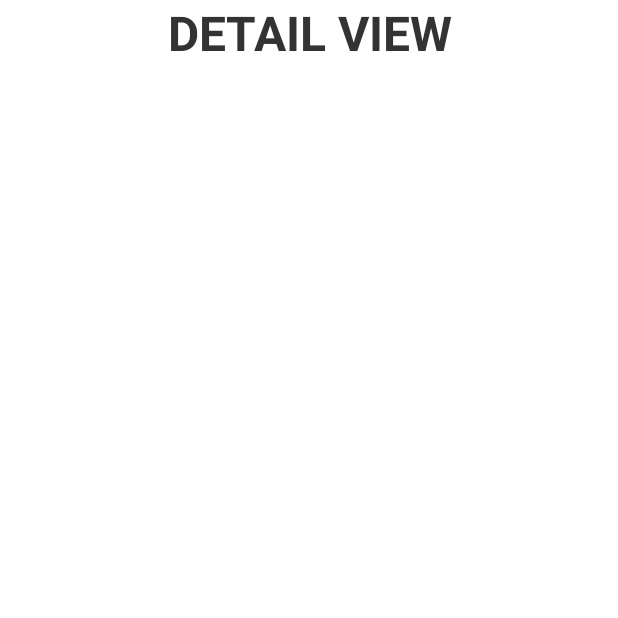
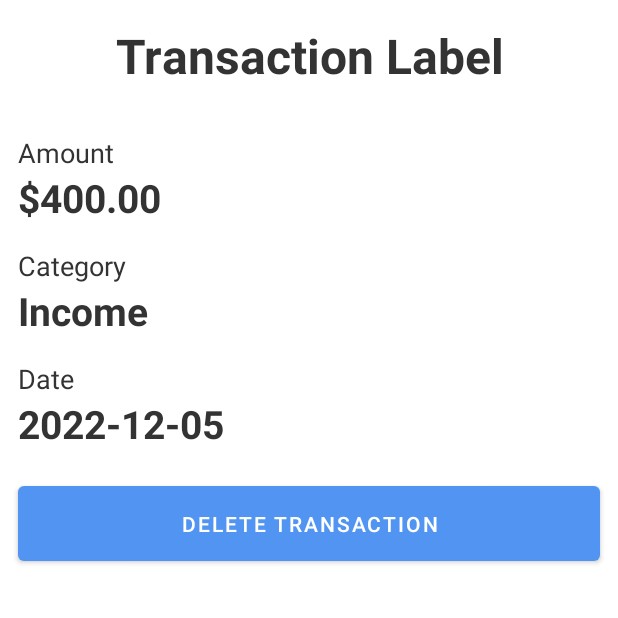
Before and after one commit to bogdanm01/financy, an Android app: the DetailActivity screen opened directly, with no data from a screen before it, on a phone screen of 412 x 824 dp, the top half of it. Run offline under Robolectric (Android 15) with nearby library versions, the phone set to English and light mode, and no system bars; our stand-ins replace Firebase (no records; nobody signed in at launch, a user with empty details on screens opened directly).

Commit message:
Implement detail activity

```diff
--- a/app/src/main/java/com/example/financy/DetailActivity.kt
+++ b/app/src/main/java/com/example/financy/DetailActivity.kt
@@ -1,9 +1,15 @@
 package com.example.financy
 
+import android.content.Intent
 import androidx.appcompat.app.AppCompatActivity
 import android.os.Bundle
 import android.widget.TextView
+import android.widget.Toast
 import com.example.financy.model.Transaction
+import com.google.firebase.database.FirebaseDatabase
+import com.google.firebase.database.ktx.database
+import com.google.firebase.ktx.Firebase
+import kotlinx.android.synthetic.main.activity_detail.*
 import org.w3c.dom.Text
 
 class DetailActivity : AppCompatActivity() {
@@ -12,10 +18,39 @@ class DetailActivity : AppCompatActivity() {
         setContentView(R.layout.activity_detail)
 
         val transaction = intent.getParcelableExtra<Transaction>("transaction")
-        if(transaction != null) {
-            val textView : TextView = findViewById(R.id.test)
 
-            textView.text = transaction.name
+        if(transaction != null) { // set transaction data
+            transactionLabel.text = transaction.name;
+            transactionAmountValue.text = transaction.amount.toString();
+            transactionCategoryValue.text = transaction.category.toString();
+            transactionDateValue.text = formatDate(transaction.date.toString());
+        }
+
+        deleteTransactionBtn.setOnClickListener() {
+//            deleteRecord(transaction?.transactionId!!)
+
+            TransactionRepository.deleteRecord(transaction?.transactionId!!).addOnSuccessListener {
+                Toast.makeText(this, "Transaction Deleted", Toast.LENGTH_SHORT).show()
+                val intent = Intent(this, MainActivity::class.java)
+                startActivity(intent)
+            }
         }
     }
+
+//    private fun deleteRecord(id: String) {
+//        val dbRef = FirebaseDatabase.getInstance().getReference("Transactions").child(id);
+//        val mTask = dbRef.removeValue()
+//
+//        mTask.addOnSuccessListener {
+//            Toast.makeText(this, "Transaction Deleted", Toast.LENGTH_SHORT).show()
+//
+//            val intent = Intent(this, MainActivity::class.java)
+//            startActivity(intent)
+//        }
+//    }
+
+    private fun formatDate(date:String):String {
+        val array = date.split("-")
+        return array.reversed().joinToString(separator = "/")
+    }
 }
--- a/app/src/main/res/layout/activity_detail.xml
+++ b/app/src/main/res/layout/activity_detail.xml
@@ -7,15 +7,110 @@
     tools:context=".DetailActivity">
 
     <TextView
-        android:id="@+id/test"
+        android:id="@+id/transactionLabel"
+        android:layout_marginTop="15dp"
         android:layout_width="match_parent"
         android:layout_height="wrap_content"
-        android:text="DETAIL VIEW"
+        android:text="Transaction Label"
         android:textSize="32sp"
         android:gravity="center"
         android:textColor="#333"
         android:textStyle="bold">
-
     </TextView>
 
+    <LinearLayout
+        android:layout_marginHorizontal="12dp"
+        android:layout_marginTop="15dp"
+        android:id="@+id/transactionAmountLayout"
+        android:layout_width="match_parent"
+        android:layout_height="wrap_content"
+        android:layout_below="@id/transactionLabel"
+
+        android:orientation="vertical">
+        <TextView
+            android:id="@+id/transactionAmountText"
+            android:layout_marginTop="15dp"
+            android:layout_width="match_parent"
+            android:layout_height="wrap_content"
+            android:text="Amount"
+            android:textSize="18sp"
+            android:textColor="#333">
+        </TextView>
+        <TextView
+            android:id="@+id/transactionAmountValue"
+            android:layout_width="match_parent"
+            android:layout_height="wrap_content"
+            android:text="$400.00"
+            android:textSize="26sp"
+            android:textColor="#333"
+            android:textStyle="bold">
+        </TextView>
+    </LinearLayout>
+
+    <LinearLayout
+        android:layout_marginHorizontal="12dp"
+        android:id="@+id/transactionCategoryLayout"
+        android:layout_width="match_parent"
+        android:layout_height="wrap_content"
+        android:layout_below="@id/transactionAmountLayout"
+        android:orientation="vertical">
+        <TextView
+            android:id="@+id/transactionCategoryText"
+            android:layout_marginTop="15dp"
+            android:layout_width="match_parent"
+            android:layout_height="wrap_content"
+            android:text="Category"
+            android:textSize="18sp"
+            android:textColor="#333">
+        </TextView>
+        <TextView
+            android:id="@+id/transactionCategoryValue"
+            android:layout_width="match_parent"
+            android:layout_height="wrap_content"
+            android:text="Income"
+            android:textSize="26sp"
+            android:textColor="#333"
+            android:textStyle="bold">
+        </TextView>
+    </LinearLayout>
+
+    <LinearLayout
+        android:layout_marginHorizontal="12dp"
+        android:id="@+id/transactionDateLayout"
+        android:layout_width="match_parent"
+        android:layout_height="wrap_content"
+        android:layout_below="@id/transactionCategoryLayout"
+        android:orientation="vertical">
+        <TextView
+            android:id="@+id/transactionDateText"
+            android:layout_marginTop="15dp"
+            android:layout_width="match_parent"
+            android:layout_height="wrap_content"
+            android:text="Date"
+            android:textSize="18sp"
+            android:textColor="#333">
+        </TextView>
+        <TextView
+            android:id="@+id/transactionDateValue"
+            android:layout_width="match_parent"
+            android:layout_height="wrap_content"
+            android:text="2022-12-05"
+            android:textSize="26sp"
+            android:textColor="#333"
+            android:textStyle="bold">
+        </TextView>
+    </LinearLayout>
+
+
+
+    <Button
+        android:layout_marginTop="18dp"
+        android:id="@+id/deleteTransactionBtn"
+        android:layout_below="@id/transactionDateLayout"
+        android:layout_width="match_parent"
+        android:layout_height="wrap_content"
+        android:layout_marginHorizontal="12dp"
+        android:paddingVertical="15dp"
+        android:text="Delete transaction" />
+
 </RelativeLayout>
```
